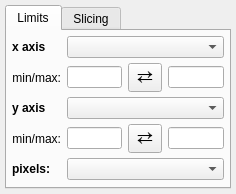
Before: the Qt Designer form glue/viewers/image_new/qt/options_widget.ui in glue-viz/glue, drawn with Qt 5.
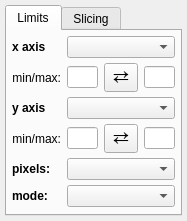
After: the same form once the commit is applied.

Patch:
```diff
--- a/glue/viewers/image_new/qt/options_widget.ui
+++ b/glue/viewers/image_new/qt/options_widget.ui
@@ -6,8 +6,8 @@
    <rect>
     <x>0</x>
     <y>0</y>
-    <width>236</width>
-    <height>168</height>
+    <width>187</width>
+    <height>198</height>
    </rect>
   </property>
   <property name="windowTitle">
@@ -36,62 +36,8 @@
        <property name="margin">
         <number>5</number>
        </property>
-       <item row="2" column="1">
-        <widget class="QLabel" name="x_lab">
-         <property name="font">
-          <font>
-           <weight>75</weight>
-           <bold>true</bold>
-          </font>
-         </property>
-         <property name="text">
-          <string>y axis</string>
-         </property>
-        </widget>
-       </item>
-       <item row="1" column="2">
-        <widget class="QLineEdit" name="valuetext_x_min"/>
-       </item>
-       <item row="3" column="1">
-        <widget class="QLabel" name="label_2">
-         <property name="text">
-          <string>min/max:</string>
-         </property>
-         <property name="alignment">
-          <set>Qt::AlignRight|Qt::AlignTrailing|Qt::AlignVCenter</set>
-         </property>
-        </widget>
-       </item>
-       <item row="3" column="3">
-        <widget class="QToolButton" name="button_flip_y">
-         <property name="font">
-          <font>
-           <pointsize>14</pointsize>
-          </font>
-         </property>
-         <property name="styleSheet">
-          <string notr="true">padding: 0px</string>
-         </property>
-         <property name="text">
-          <string>⇄</string>
-         </property>
-        </widget>
-       </item>
-       <item row="1" column="1">
-        <widget class="QLabel" name="label_2">
-         <property name="text">
-          <string>min/max:</string>
-         </property>
-         <property name="alignment">
-          <set>Qt::AlignRight|Qt::AlignTrailing|Qt::AlignVCenter</set>
-         </property>
-        </widget>
-       </item>
-       <item row="1" column="4">
-        <widget class="QLineEdit" name="valuetext_x_max"/>
-       </item>
-       <item row="3" column="2">
-        <widget class="QLineEdit" name="valuetext_y_min"/>
+       <item row="5" column="2" colspan="3">
+        <widget class="QComboBox" name="combotext_color_mode"/>
        </item>
        <item row="1" column="3">
         <widget class="QToolButton" name="button_flip_x">
@@ -108,6 +54,9 @@
          </property>
         </widget>
        </item>
+       <item row="1" column="4">
+        <widget class="QLineEdit" name="valuetext_x_max"/>
+       </item>
        <item row="0" column="1">
         <widget class="QLabel" name="x_lab">
          <property name="font">
@@ -121,11 +70,8 @@
          </property>
         </widget>
        </item>
-       <item row="3" column="4">
-        <widget class="QLineEdit" name="valuetext_y_max"/>
-       </item>
-       <item row="4" column="1">
-        <widget class="QLabel" name="label">
+       <item row="5" column="1">
+        <widget class="QLabel" name="label_3">
          <property name="font">
           <font>
            <weight>75</weight>
@@ -133,10 +79,33 @@
           </font>
          </property>
          <property name="text">
-          <string>pixels:</string>
+          <string>mode:</string>
          </property>
         </widget>
        </item>
+       <item row="1" column="1">
+        <widget class="QLabel" name="label_2">
+         <property name="text">
+          <string>min/max:</string>
+         </property>
+         <property name="alignment">
+          <set>Qt::AlignRight|Qt::AlignTrailing|Qt::AlignVCenter</set>
+         </property>
+        </widget>
+       </item>
+       <item row="3" column="1">
+        <widget class="QLabel" name="label_2">
+         <property name="text">
+          <string>min/max:</string>
+         </property>
+         <property name="alignment">
+          <set>Qt::AlignRight|Qt::AlignTrailing|Qt::AlignVCenter</set>
+         </property>
+        </widget>
+       </item>
+       <item row="4" column="2" colspan="3">
+        <widget class="QComboBox" name="combodata_aspect"/>
+       </item>
        <item row="0" column="2" colspan="3">
         <widget class="QComboBox" name="combodata_x_att">
          <property name="sizeAdjustPolicy">
@@ -151,8 +120,68 @@
          </property>
         </widget>
        </item>
-       <item row="4" column="2" colspan="3">
-        <widget class="QComboBox" name="combodata_aspect"/>
+       <item row="4" column="1">
+        <widget class="QLabel" name="label">
+         <property name="font">
+          <font>
+           <weight>75</weight>
+           <bold>true</bold>
+          </font>
+         </property>
+         <property name="text">
+          <string>pixels:</string>
+         </property>
+        </widget>
+       </item>
+       <item row="3" column="4">
+        <widget class="QLineEdit" name="valuetext_y_max"/>
+       </item>
+       <item row="3" column="2">
+        <widget class="QLineEdit" name="valuetext_y_min"/>
+       </item>
+       <item row="1" column="2">
+        <widget class="QLineEdit" name="valuetext_x_min"/>
+       </item>
+       <item row="3" column="3">
+        <widget class="QToolButton" name="button_flip_y">
+         <property name="font">
+          <font>
+           <pointsize>14</pointsize>
+          </font>
+         </property>
+         <property name="styleSheet">
+          <string notr="true">padding: 0px</string>
+         </property>
+         <property name="text">
+          <string>⇄</string>
+         </property>
+        </widget>
+       </item>
+       <item row="2" column="1">
+        <widget class="QLabel" name="x_lab">
+         <property name="font">
+          <font>
+           <weight>75</weight>
+           <bold>true</bold>
+          </font>
+         </property>
+         <property name="text">
+          <string>y axis</string>
+         </property>
+        </widget>
+       </item>
+       <item row="6" column="2">
+        <spacer name="verticalSpacer">
+         <property name="orientation">
+          <enum>Qt::Vertical</enum>
+         </property>
+         <property name="sizeHint" stdset="0">
+          <size>
+           <width>20</width>
+           <height>40</height>
+          </size>
+         </property>
+        </spacer>
        </item>
       </layout>
      </widget>
```
